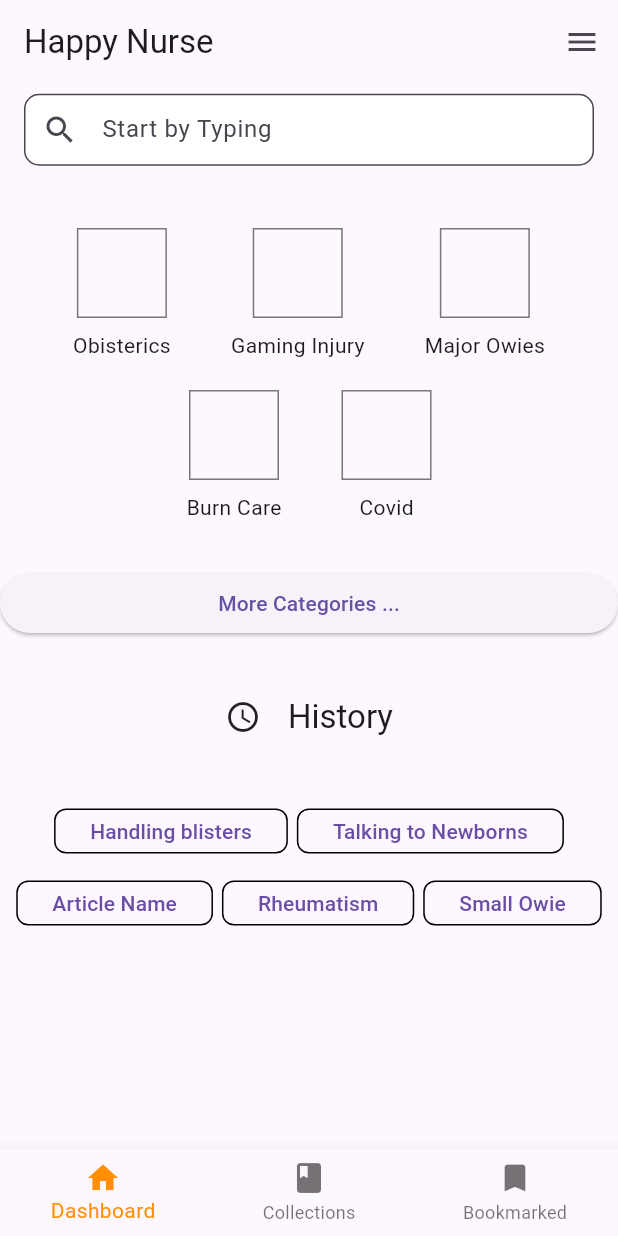
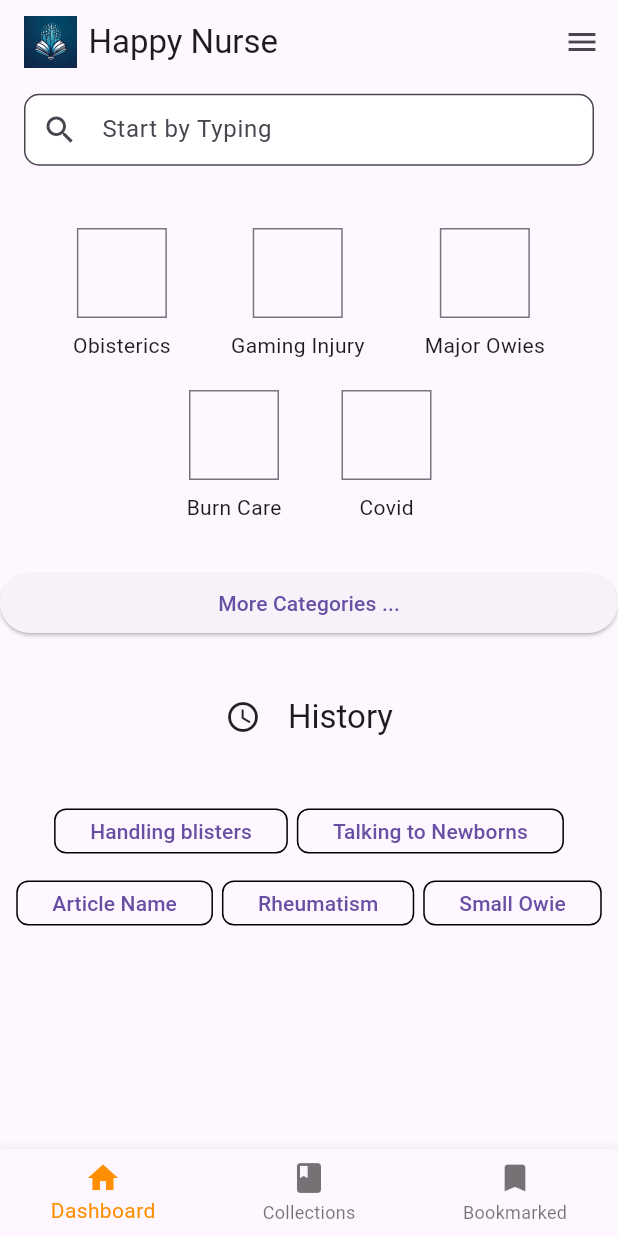
Before and after one commit to axelhallsenius/hercules, a Flutter app: the screen it shows after launch, on a phone screen of 412 x 824 dp. Run offline on Flutter 3.47's test engine with Material 3 defaults, Android fonts, the phone set to English and light mode, and no system bars.

Commit message:
Update app title in AppBar to include logo in main.dart

```diff
--- a/lib/main.dart
+++ b/lib/main.dart
@@ -7,6 +7,7 @@ import 'pages/collections_page.dart';
 import 'pages/bookmarked_page.dart';
 import 'pages/burger_menu.dart';
 import 'pages/language_page.dart';
+
 
 // The main function of the app, which is the entry point.
 void main() {
@@ -75,7 +76,19 @@ class _MyHomePageState extends State<MyHomePage> {
   Widget build(BuildContext context) {
     return Scaffold(
       appBar: AppBar(
-        title: const Text('Happy Nurse'), // AppBar title.
+        title: Row(
+          children: <Widget>[
+            Image.asset(
+              'lib/images/logo.png', // Replace with your asset path
+              fit: BoxFit.contain,
+              height: 35,
+            ),
+            Container(
+              padding: const EdgeInsets.all(8.0),
+              child: Text('Happy Nurse'),
+            )
+          ],
+        ),
         actions: <Widget>[
           IconButton(
             icon: Icon(Icons.menu),
--- a/pubspec.yaml
+++ b/pubspec.yaml
@@ -64,8 +64,8 @@ flutter:
   uses-material-design: true
 
   # To add assets to your application, add an assets section, like this:
-  # assets:
-  #   - images/a_dot_burr.jpeg
+  assets:
+    - lib/images/logo.png
   #   - images/a_dot_ham.jpeg
 
   # An image asset can refer to one or more resolution-specific "variants", see
```
Also changed, not shown: lib/images/logo.png (added).
